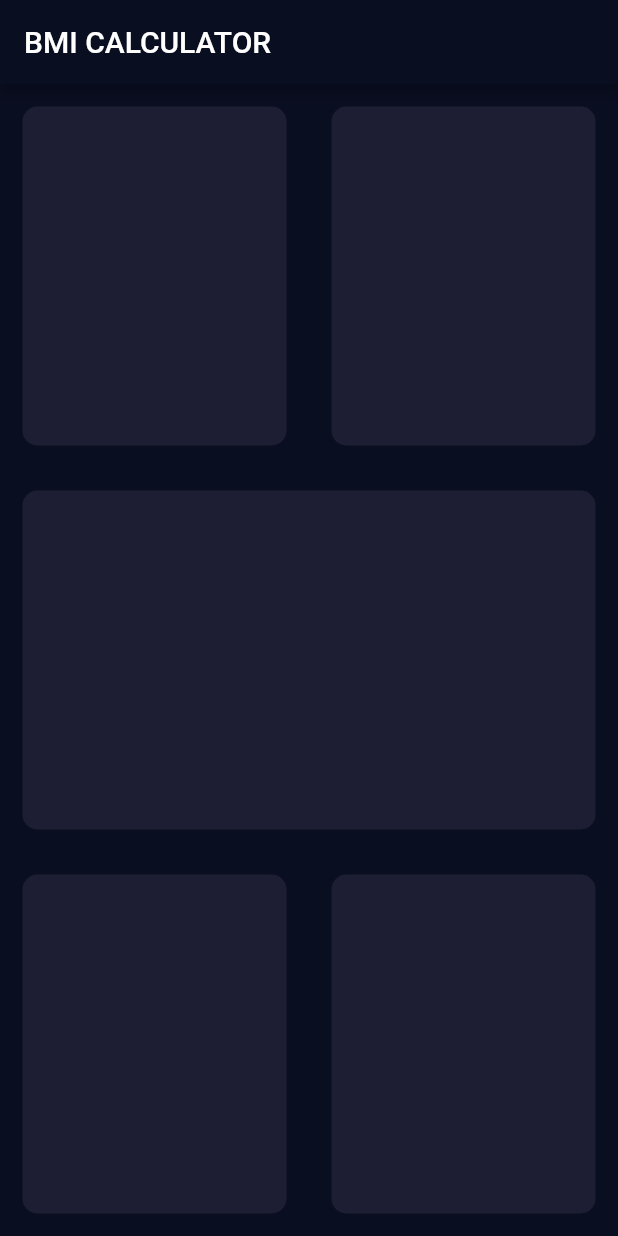
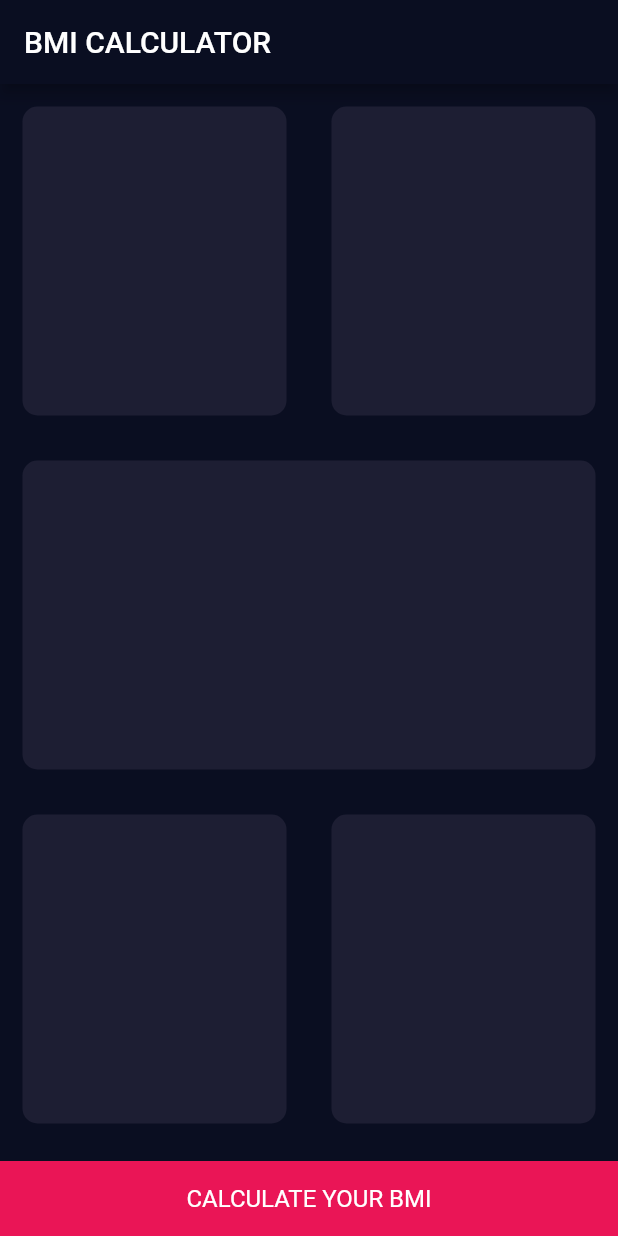
Before and after one commit to iamsaqibs/BMI_Calculator, a Flutter app: the screen it shows after launch, on a phone screen of 412 x 824 dp. Run offline on Flutter 3.47's test engine with Material 2 defaults, Android fonts, the phone set to English and light mode, and no system bars.

Commit message:
Added Font awesome flutter package and other changes

```diff
--- a/lib/input_page.dart
+++ b/lib/input_page.dart
@@ -1,5 +1,8 @@
 import 'package:flutter/material.dart';
 import 'reusableCard.dart';
+
+const reusableCardColor = Color(0xFF1D1E33);
+const bottomButtonColor = Color(0xFFEA1556);
 
 class InputPage extends StatefulWidget {
   @override
@@ -20,21 +23,35 @@ class _InputPageState extends State<InputPage> {
             child: Row(
               children: <Widget>[
                 Expanded(
-                  child: ReusableCard(color: Color(0xFF1D1E33)),
+                  child: ReusableCard(color: reusableCardColor,),
                 ),
-                Expanded(child: ReusableCard(color: Color(0xFF1D1E33))),
+                Expanded(child: ReusableCard(color: reusableCardColor)),
               ],
             ),
           ),
-          Expanded(child: ReusableCard(color: Color(0xFF1D1E33))),
+          Expanded(child: ReusableCard(color: reusableCardColor)),
           Expanded(
             child: Row(
               children: <Widget>[
-                Expanded(child: ReusableCard(color: Color(0xFF1D1E33))),
-                Expanded(child: ReusableCard(color: Color(0xFF1D1E33))),
+                Expanded(child: ReusableCard(color: reusableCardColor)),
+                Expanded(child: ReusableCard(color: reusableCardColor)),
               ],
             ),
           ),
+          Container(
+            color: bottomButtonColor,
+            height: 50.0,
+            width: double.infinity,
+            margin: EdgeInsets.only(top: 10.0),
+            child: Center(
+              child: Text(
+                'CALCULATE YOUR BMI',
+                style: TextStyle(
+                  fontSize: 16.0,
+                ),
+              ),
+            ),
+          )
         ],
       ),
     );
--- a/lib/reusableCard.dart
+++ b/lib/reusableCard.dart
@@ -2,8 +2,9 @@ import 'package:flutter/material.dart';
 
 class ReusableCard extends StatelessWidget {
   final Color color;
+  final Widget cardChild;
   ReusableCard(
-    {@required this.color}
+    {@required this.color, this.cardChild}
   );
   @override
   Widget build(BuildContext context) {
@@ -13,6 +14,7 @@ class ReusableCard extends StatelessWidget {
           color: color,
           borderRadius: BorderRadius.circular(10.0)
         ),
+        child: cardChild,
     );
   }
 }
--- a/pubspec.yaml
+++ b/pubspec.yaml
@@ -23,6 +23,7 @@ dependencies:
   # The following adds the Cupertino Icons font to your application.
   # Use with the CupertinoIcons class for iOS style icons.
   cupertino_icons: ^0.1.2
+  font_awsome_flutter: ^8.4.0
 
 dev_dependencies:
   flutter_test:
```
